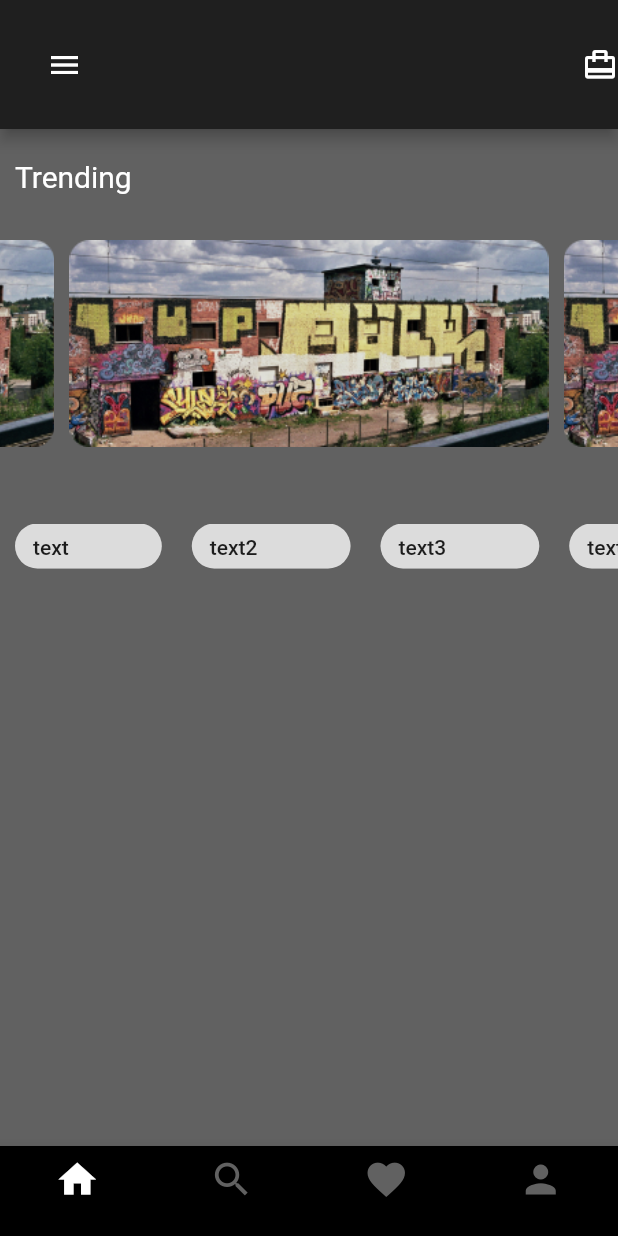
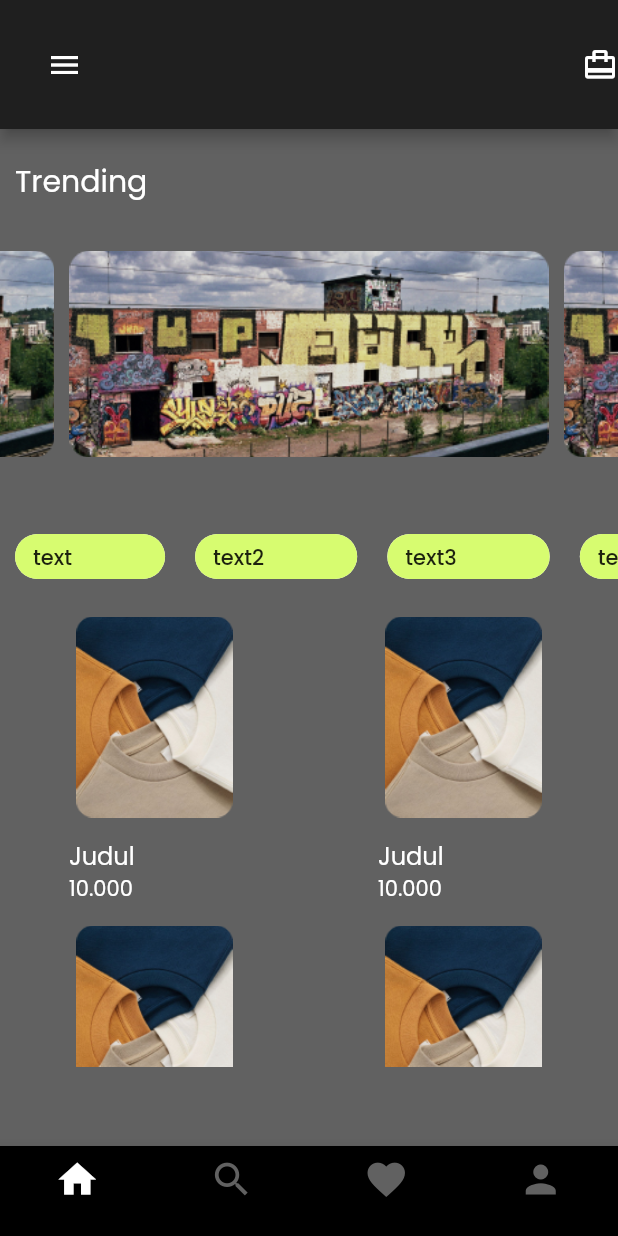
Before and after one commit to naufal-h/bajulo, a Flutter app: the screen it shows after launch, on a phone screen of 412 x 824 dp. Run offline on Flutter 3.47's test engine with Material 2 defaults, Android fonts, the light colour scheme and no system bars; drawn by our look-alikes of carousel_slider; our stand-ins replace google_fonts.

Commit message:
modified:   lib/category.dart 	modified:   lib/homeBody.dart 	new file:   lib/product_card.dart 	modified:   pubspec.lock 	modified:   pubspec.yaml

```diff
--- a/lib/category.dart
+++ b/lib/category.dart
@@ -1,4 +1,5 @@
 import 'package:flutter/material.dart';
+import 'package:google_fonts/google_fonts.dart';
 class category extends StatefulWidget {
   const category({super.key});
 
@@ -74,9 +75,11 @@ class categoryProduct extends StatelessWidget {
       child: GestureDetector(
         onTap: press,
         child: Container(
-          child: Chip(label: Row(
+          child: Chip(
+            backgroundColor: Color(0xffD7FC70),
+            label: Row(
             children: [
-              Text(text),
+              Text(text,style: GoogleFonts.poppins(),),
               SizedBox(
                 width: 50,
               )
--- a/lib/homeBody.dart
+++ b/lib/homeBody.dart
@@ -1,7 +1,10 @@
+import 'package:bajulo/product_card.dart';
 import 'package:flutter/material.dart';
 import 'package:carousel_slider/carousel_slider.dart';
 import 'package:bajulo/appBar.dart';
 import 'package:bajulo/category.dart';
+import 'package:google_fonts/google_fonts.dart';
+
 class home_body extends StatefulWidget {
   const home_body({super.key});
 
@@ -37,7 +40,7 @@ class _home_bodyState extends State<home_body> {
               children: [
                 Text(
                   "Trending",
-                  style: TextStyle(fontSize: 20, color: Colors.white),
+                  style: GoogleFonts.poppins(textStyle:TextStyle(fontSize: 20, color: Colors.white)),
                 ),
               ],
             ),
@@ -62,6 +65,14 @@ class _home_bodyState extends State<home_body> {
             height: 20,
           ),
           category(),
+
+          //product card
+          Padding(
+            padding: const EdgeInsets.only(top: 25),
+            child: Container(
+              height: 300,
+              child: product_card()),
+          ),
         ],
       ),
     );
--- /dev/null
+++ b/lib/product_card.dart
@@ -0,0 +1,76 @@
+import 'package:flutter/material.dart';
+import 'package:google_fonts/google_fonts.dart';
+
+class product_card extends StatelessWidget {
+  final productlist=[
+    {
+      'name': 'Judul',
+      'image': 'assets/images/asset 2.png',
+      'price':'10.000',
+    },
+    {
+      'name': 'Judul',
+      'image': 'assets/images/asset 2.png',
+      'price':'10.000',
+    },
+    {
+      'name': 'Judul',
+      'image': 'assets/images/asset 2.png',
+      'price':'10.000',
+    },
+    {
+      'name': 'Judul',
+      'image': 'assets/images/asset 2.png',
+      'price':'10.000',
+    },
+
+  ];
+  @override
+  Widget build(BuildContext context) {
+    return GridView.builder(
+      itemCount: productlist.length,
+      gridDelegate: SliverGridDelegateWithFixedCrossAxisCount(crossAxisCount: 2),
+      itemBuilder: (BuildContext context, int index){
+        return recent(recent_prod_image: productlist[index]['image'],recent_prod_name: productlist[index]['name'],recent_prod_price: productlist[index]['price'],);
+      },
+    );
+  }
+}
+
+class recent extends StatelessWidget {
+  final recent_prod_name;
+  final recent_prod_image;
+  final recent_prod_price;
+
+  recent({
+    this.recent_prod_name,
+    this.recent_prod_image,
+    this.recent_prod_price,
+  });
+
+  @override
+  Widget build(BuildContext context) {
+    return Column(
+      children: [
+        Expanded(
+          child: Container(
+            height: 200,
+            width: 160,
+            decoration: BoxDecoration(
+              color: Colors.grey.shade700
+            ),
+            child: Image.asset("assets/images/asset 2.png"),
+
+          ),
+        ),
+        Padding(
+          padding: const EdgeInsets.only(left: 30),
+          child: ListTile(
+            title: Text(recent_prod_name ,style: GoogleFonts.poppins(textStyle: TextStyle(color: Colors.white))) ,
+            subtitle: Text(recent_prod_price,style: GoogleFonts.poppins(textStyle: TextStyle(color: Colors.white))),
+          ),
+        )
+      ],
+    );
+  }
+}
--- a/pubspec.yaml
+++ b/pubspec.yaml
@@ -40,6 +40,7 @@ dev_dependencies:
   flutter_test:
     sdk: flutter
   carousel_slider: ^4.2.1
+  google_fonts: ^4.0.3
 
   # The "flutter_lints" package below contains a set of recommended lints to
   # encourage good coding practices. The lint set provided by the package is
```
Also changed, not shown: pubspec.lock.
